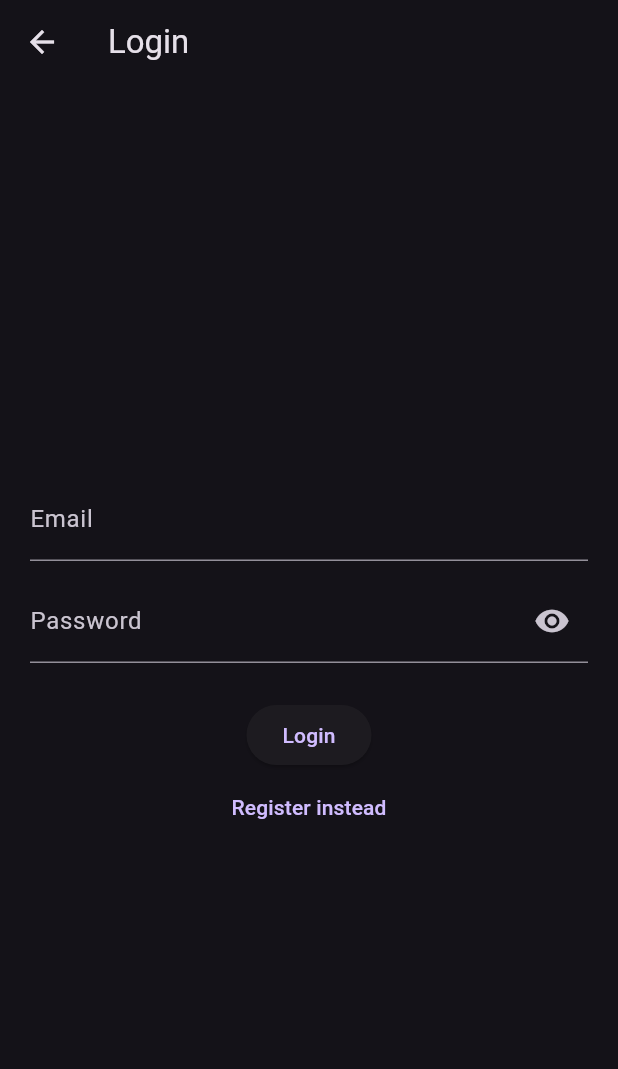
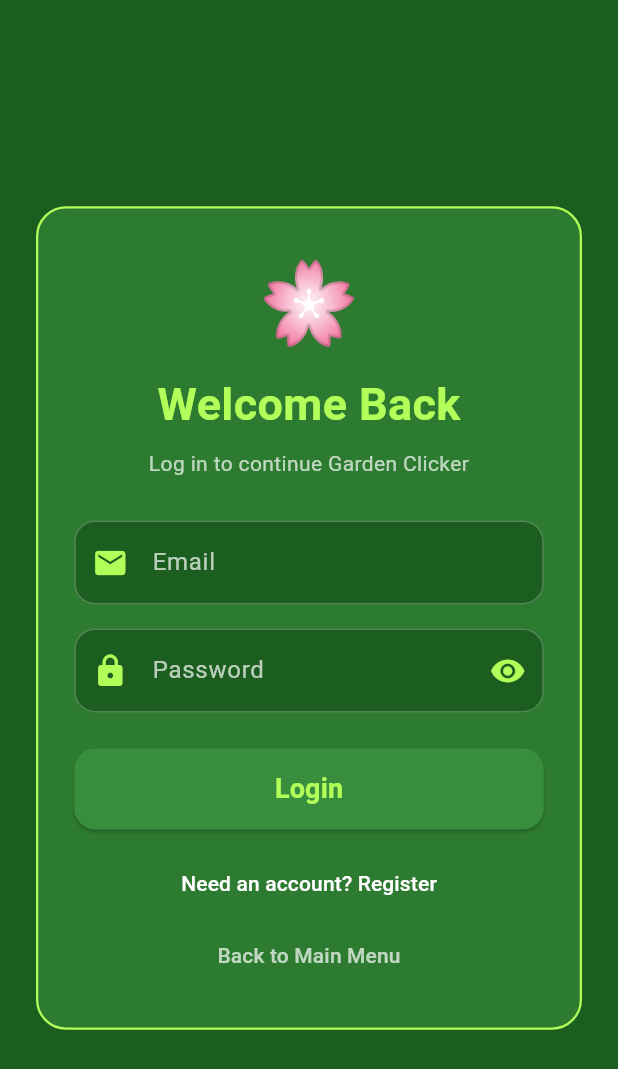
Before and after one commit to OliverDAvino/AppDev2FinalProject, a Flutter app: the LoginPage screen opened directly, on a phone screen of 412 x 824 dp. Shown: the top 1069 px of the screen. Run offline on Flutter 3.47's test engine with Material 3 defaults, Android fonts, the phone set to English and light mode, and no system bars; our stand-ins replace cloud_firestore, firebase_auth, firebase_core; missing offline and left inert: flame; accounts and stored records are empty.

Commit message:
Did login,did 2FA email verification, expenses

```diff
--- a/blueprint/lib/managers/upgrade_definitions.dart
+++ b/blueprint/lib/managers/upgrade_definitions.dart
@@ -20,7 +20,7 @@ class UpgradeDefinitions {
       icon: 'assets/images/WaterTouch.png',
       type: UpgradeType.clickPower,
       value: 10,
-      baseCost: 500,
+      baseCost: 250,
       cookiesRequiredToUnlock: 100,
     ),
     Upgrade(
@@ -30,7 +30,7 @@ class UpgradeDefinitions {
       icon: 'assets/images/SunTouch.png',
       type: UpgradeType.clickPower,
       value: 50,
-      baseCost: 5000,
+      baseCost: 3000,
       cookiesRequiredToUnlock: 1000,
     ),
 
@@ -42,7 +42,7 @@ class UpgradeDefinitions {
       icon: 'assets/images/Tulip.png',
       type: UpgradeType.passiveIncome,
       value: 1,
-      baseCost: 100,
+      baseCost: 50,
       costMultiplier: 1.15,
       cookiesRequiredToUnlock: 0,
     ),
--- a/blueprint/lib/pages/login_register_page.dart
+++ b/blueprint/lib/pages/login_register_page.dart
@@ -1,102 +1,301 @@
 import 'package:flutter/material.dart';
 import 'package:firebase_auth/firebase_auth.dart';
+import 'two_factor.dart';
+import '../services/email_2fa_service.dart';
+
 import '../auth.dart';
 import '../screens/main_menu_screen.dart';
 
 class LoginPage extends StatefulWidget {
-  const LoginPage({Key? key}) : super(key: key);
+  const LoginPage({super.key});
 
   @override
   State<LoginPage> createState() => _LoginPageState();
 }
 
 class _LoginPageState extends State<LoginPage> {
-  String? errorMessage = '';
   bool isLogin = true;
-  bool _passwordVisible = false;
+  bool passwordVisible = false;
+  bool loading = false;
 
-  final TextEditingController _controllerEmail = TextEditingController();
-  final TextEditingController _controllerPassword = TextEditingController();
+  String? errorMessage;
 
-  void _goToMainMenu() {
-    Navigator.of(context).pushReplacement(
-      MaterialPageRoute(builder: (_) => const MainMenuScreen()),
-    );
+  final TextEditingController controllerEmail = TextEditingController();
+  final TextEditingController controllerPassword = TextEditingController();
+
+  @override
+  void dispose() {
+    controllerEmail.dispose();
+    controllerPassword.dispose();
+    super.dispose();
   }
 
-  Future<void> signInWithEmailAndPassword() async {
+  Future<void> submit() async {
+    final String email = controllerEmail.text.trim();
+    final String password = controllerPassword.text.trim();
+
+    if (email.isEmpty || password.isEmpty) {
+      setState(() {
+        errorMessage = 'Please enter your email and password.';
+      });
+      return;
+    }
+
+    setState(() {
+      loading = true;
+      errorMessage = null;
+    });
+
     try {
+      if (isLogin) {
         await Auth().signInWithEmailAndPassword(
-        email: _controllerEmail.text,
-        password: _controllerPassword.text,
+          email: email,
+          password: password,
         );
-      _goToMainMenu();
+
+        if (!mounted) return;
+
+        final code = Email2FAService.generateCode();
+
+        await Email2FAService.sendCode(
+          email: email,
+          code: code,
+        );
+
+
+        Navigator.pushReplacement(
+          context,
+          MaterialPageRoute(
+            builder: (context) => TwoFactorPage(correctCode: code),
+          ),
+        );
+      } else {
+        await Auth().createUserWithEmailAndPassword(
+          email: email,
+          password: password,
+        );
+
+        await FirebaseAuth.instance.signOut();
+
+        if (!mounted) return;
+
+        setState(() {
+          isLogin = true;
+          loading = false;
+          errorMessage = 'Account created! Please log in now.';
+          controllerPassword.clear();
+        });
+
+        return;
+      }
     } on FirebaseAuthException catch (e) {
-      setState(() => errorMessage = e.message);
+      setState(() {
+        errorMessage = e.message ?? 'Authentication failed.';
+      });
+    } catch (e) {
+      setState(() {
+        errorMessage = 'Something went wrong. Please try again.';
+      });
+    }
+
+    if (mounted) {
+      setState(() {
+        loading = false;
+      });
     }
   }
 
-  Future<void> createUserWithEmailAndPassword() async {
-    try {
-      await Auth().createUserWithEmailAndPassword(
-        email: _controllerEmail.text,
-        password: _controllerPassword.text,
+  InputDecoration inputDecoration({
+    required String label,
+    required IconData icon,
+    Widget? suffixIcon,
+  }) {
+    return InputDecoration(
+      labelText: label,
+      labelStyle: const TextStyle(color: Colors.white70),
+      prefixIcon: Icon(icon, color: Colors.lightGreenAccent),
+      suffixIcon: suffixIcon,
+      filled: true,
+      fillColor: Colors.green.shade900,
+      enabledBorder: OutlineInputBorder(
+        borderRadius: BorderRadius.circular(14),
+        borderSide: const BorderSide(color: Colors.white24),
+      ),
+      focusedBorder: OutlineInputBorder(
+        borderRadius: BorderRadius.circular(14),
+        borderSide: const BorderSide(
+          color: Colors.lightGreenAccent,
+          width: 2,
+        ),
+      ),
     );
-      _goToMainMenu();
-    } on FirebaseAuthException catch (e) {
-      setState(() => errorMessage = e.message);
-    }
   }
 
   @override
   Widget build(BuildContext context) {
     return Scaffold(
-      appBar: AppBar(title: Text(isLogin ? 'Login' : 'Register')),
-      body: Container(
-        height: double.infinity,
+      backgroundColor: Colors.green.shade900,
+      body: SafeArea(
+        child: Center(
+          child: SingleChildScrollView(
+            padding: const EdgeInsets.all(24),
+            child: Container(
               width: double.infinity,
-        padding: const EdgeInsets.all(20),
+              constraints: const BoxConstraints(maxWidth: 420),
+              padding: const EdgeInsets.all(24),
+              decoration: BoxDecoration(
+                color: Colors.green.shade800.withOpacity(0.95),
+                borderRadius: BorderRadius.circular(20),
+                border: Border.all(
+                  color: Colors.lightGreenAccent,
+                  width: 1.5,
+                ),
+              ),
               child: Column(
-          crossAxisAlignment: CrossAxisAlignment.center,
-          mainAxisAlignment: MainAxisAlignment.center,
+                mainAxisSize: MainAxisSize.min,
                 children: [
+                  const Text(
+                    '🌸',
+                    style: TextStyle(fontSize: 54),
+                  ),
+                  const SizedBox(height: 8),
+
+                  Text(
+                    isLogin ? 'Welcome Back' : 'Create Account',
+                    style: const TextStyle(
+                      color: Colors.lightGreenAccent,
+                      fontSize: 30,
+                      fontWeight: FontWeight.bold,
+                    ),
+                  ),
+
+                  const SizedBox(height: 8),
+
+                  Text(
+                    isLogin
+                        ? 'Log in to continue Garden Clicker'
+                        : 'Register first, then log in',
+                    style: const TextStyle(color: Colors.white70),
+                    textAlign: TextAlign.center,
+                  ),
+
+                  const SizedBox(height: 28),
+
                   TextField(
-              controller: _controllerEmail,
-              decoration: const InputDecoration(labelText: 'Email'),
+                    controller: controllerEmail,
                     keyboardType: TextInputType.emailAddress,
+                    style: const TextStyle(color: Colors.white),
+                    decoration: inputDecoration(
+                      label: 'Email',
+                      icon: Icons.email,
                     ),
-            const SizedBox(height: 12),
+                  ),
+
+                  const SizedBox(height: 16),
+
                   TextField(
-              controller: _controllerPassword,
-              obscureText: !_passwordVisible,
-              decoration: InputDecoration(
-                labelText: 'Password',
+                    controller: controllerPassword,
+                    obscureText: !passwordVisible,
+                    style: const TextStyle(color: Colors.white),
+                    decoration: inputDecoration(
+                      label: 'Password',
+                      icon: Icons.lock,
                       suffixIcon: IconButton(
                         icon: Icon(
-                    _passwordVisible ? Icons.visibility_off : Icons.visibility,
+                          passwordVisible
+                              ? Icons.visibility_off
+                              : Icons.visibility,
+                          color: Colors.lightGreenAccent,
                         ),
-                  onPressed: () => setState(() => _passwordVisible = !_passwordVisible),
+                        onPressed: () {
+                          setState(() {
+                            passwordVisible = !passwordVisible;
+                          });
+                        },
                       ),
                     ),
                   ),
-            const SizedBox(height: 8),
-            if (errorMessage != '')
+
+                  if (errorMessage != null) ...[
+                    const SizedBox(height: 14),
                     Text(
-                errorMessage ?? '',
-                style: const TextStyle(color: Colors.red),
+                      errorMessage!,
+                      textAlign: TextAlign.center,
+                      style: TextStyle(
+                        color: errorMessage!.contains('Account created')
+                            ? Colors.lightGreenAccent
+                            : Colors.redAccent,
+                        fontWeight: FontWeight.bold,
                       ),
-            const SizedBox(height: 16),
-            ElevatedButton(
-              onPressed: isLogin
-                  ? signInWithEmailAndPassword
-                  : createUserWithEmailAndPassword,
-              child: Text(isLogin ? 'Login' : 'Register'),
-            ),
-            TextButton(
-              onPressed: () => setState(() => isLogin = !isLogin),
-              child: Text(isLogin ? 'Register instead' : 'Login instead'),
                     ),
                   ],
+
+                  const SizedBox(height: 24),
+
+                  SizedBox(
+                    width: double.infinity,
+                    height: 54,
+                    child: ElevatedButton(
+                      onPressed: loading ? null : submit,
+                      style: ElevatedButton.styleFrom(
+                        backgroundColor: Colors.green.shade700,
+                        foregroundColor: Colors.lightGreenAccent,
+                        shape: RoundedRectangleBorder(
+                          borderRadius: BorderRadius.circular(14),
+                        ),
+                      ),
+                      child: loading
+                          ? const CircularProgressIndicator(
+                        color: Colors.lightGreenAccent,
+                      )
+                          : Text(
+                        isLogin ? 'Login' : 'Register',
+                        style: const TextStyle(
+                          fontSize: 18,
+                          fontWeight: FontWeight.bold,
+                        ),
+                      ),
+                    ),
+                  ),
+
+                  const SizedBox(height: 12),
+
+                  TextButton(
+                    onPressed: loading
+                        ? null
+                        : () {
+                      setState(() {
+                        isLogin = !isLogin;
+                        errorMessage = null;
+                        controllerPassword.clear();
+                      });
+                    },
+                    child: Text(
+                      isLogin
+                          ? 'Need an account? Register'
+                          : 'Already have an account? Login',
+                      style: const TextStyle(color: Colors.white),
+                    ),
+                  ),
+
+                  TextButton(
+                    onPressed: () {
+                      Navigator.pushReplacement(
+                        context,
+                        MaterialPageRoute(
+                          builder: (context) => const MainMenuScreen(),
+                        ),
+                      );
+                    },
+                    child: const Text(
+                      'Back to Main Menu',
+                      style: TextStyle(color: Colors.white70),
+                    ),
+                  ),
+                ],
+              ),
+            ),
+          ),
         ),
       ),
     );
--- a/blueprint/pubspec.yaml
+++ b/blueprint/pubspec.yaml
@@ -33,6 +33,7 @@ dependencies:
   flame: ^1.18.0
   shared_preferences: ^2.2.0
   splashscreen: any
+  http: ^1.2.2
 
   # The following adds the Cupertino Icons font to your application.
   # Use with the CupertinoIcons class for iOS style icons.
```
Also changed, not shown: blueprint/lib/pages/two_factor.dart (added, +158 -0 lines), blueprint/lib/services/email_2fa_service.dart (added, +42 -0 lines), blueprint/pubspec.lock, 1 other file. Lines whose indentation alone changed are shown as unchanged.
